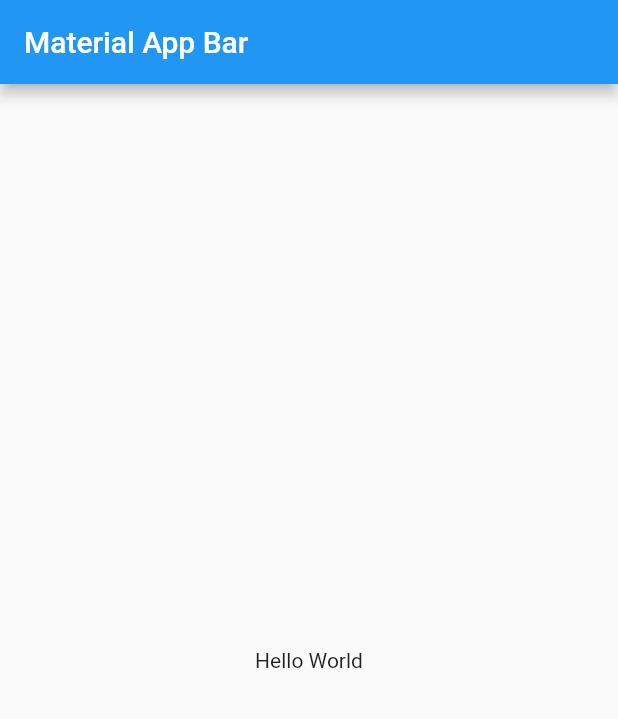
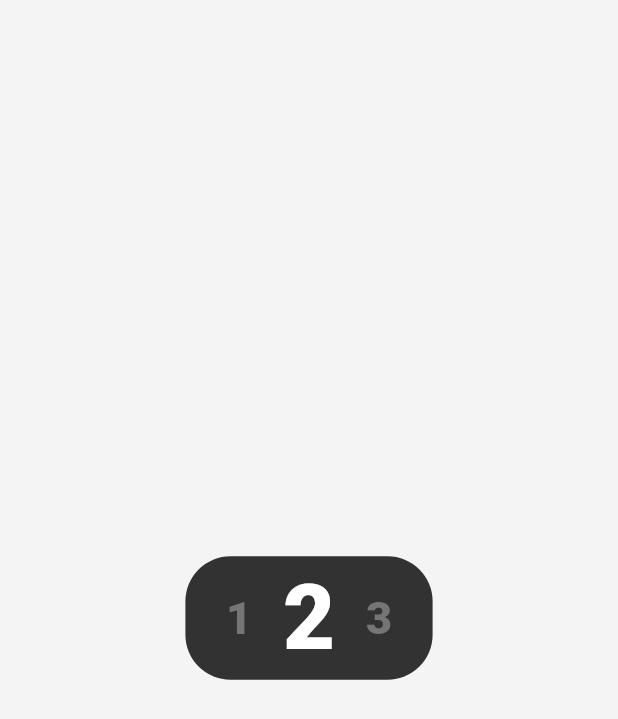
Before and after one commit to FranciscoRdz2001/animated_rotation_stepper_flutter, a Flutter app: the screen it shows after launch, on a phone screen of 412 x 824 dp. Shown: the top 719 px of the screen. Run offline on Flutter 3.47's test engine with Material 2 defaults, Android fonts, the phone set to English and light mode, and no system bars.

Commit message:
finished animation

```diff
--- a/lib/main.dart
+++ b/lib/main.dart
@@ -1,3 +1,4 @@
+import 'package:animated_stepper_flutter/screens/home_page.dart';
 import 'package:flutter/material.dart';
 
 void main() => runApp(const MyApp());
@@ -7,16 +8,10 @@ class MyApp extends StatelessWidget {
 
   @override
   Widget build(BuildContext context) {
-    return MaterialApp(
-      title: 'Material App',
-      home: Scaffold(
-        appBar: AppBar(
-          title: const Text('Material App Bar'),
-        ),
-        body: const Center(
-          child: Text('Hello World'),
-        ),
-      ),
+    return const MaterialApp(
+      debugShowCheckedModeBanner: false,
+      title: 'Animated stepper',
+      home: HomePage()
     );
   }
 }
--- /dev/null
+++ b/lib/screens/home_page.dart
@@ -0,0 +1,128 @@
+import 'dart:async';
+
+import 'package:animated_stepper_flutter/utils/responsive.dart';
+import 'package:flutter/material.dart';
+
+
+
+class HomePage extends StatefulWidget {
+
+
+  const HomePage({super.key});
+
+  @override
+  State<HomePage> createState() => _HomePageState();
+}
+
+class _HomePageState extends State<HomePage> with SingleTickerProviderStateMixin{
+
+  late AnimationController _animationController;
+  late Animation<double> _valueAnimation;
+
+  late final PageController _pageController;
+
+  Timer? timer;
+  int _selectedNumber = 0;
+
+  @override
+  void initState() {
+    _selectedNumber = 1;
+    _pageController = PageController(initialPage: _selectedNumber, viewportFraction: 1 / 3);
+    _animationController = AnimationController(vsync: this, duration: const Duration(milliseconds: 250))
+      ..addListener(() => setState(() {}));
+    _valueAnimation = Tween<double>(begin: 1, end: 0.95).animate(
+      CurvedAnimation(
+        parent: _animationController,
+        curve: Curves.ease
+      )
+    );
+    super.initState();
+  }
+
+  void onTapNewNumber(final int number) {
+    _pageController.animateToPage(number, duration: const Duration(milliseconds: 500), curve: Curves.ease);
+    setState(() {
+      _selectedNumber = number;
+    });
+  }
+
+  @override
+  Widget build(BuildContext context) {
+
+    final ResponsiveUtil resp = ResponsiveUtil.of(context);
+
+    return Scaffold(
+      backgroundColor: const Color(0xfff5f4f5),
+      body: Center(
+        child: Column(
+          mainAxisAlignment: MainAxisAlignment.center,
+          children: [
+            SizedBox(
+              height: resp.hp(10),
+              width: resp.wp(40),
+              child: Center(
+                child: Container(
+                  height: resp.hp(10),
+                  width: resp.wp(40),
+                  transform: Matrix4.identity()..scale(_valueAnimation.value),
+                  alignment: Alignment.center,
+                  padding: EdgeInsets.symmetric(
+                    horizontal: resp.wp(3)
+                  ),
+                  decoration: BoxDecoration(
+                    color: const Color(0xff333232),
+                    borderRadius: BorderRadius.circular(30)
+                  ),
+                  child: PageView(
+                    physics: const NeverScrollableScrollPhysics(),
+                    scrollDirection: Axis.horizontal,
+                    controller: _pageController,
+                    children: List.generate(
+                      100,
+                      (index) {
+
+                        final bool isSelected = _selectedNumber == index;
+                        final Color fontColor = isSelected ? Colors.white : Colors.grey[600]!;
+                        final double scale = isSelected ? 1 : 0.5;
+
+                        return AnimatedScale(
+                          scale: scale,
+                          duration: const Duration(milliseconds: 250),
+                          child: Center(
+                            child: GestureDetector(
+                              onTapDown: (details) {
+                                if(timer == null || !timer!.isActive){
+                                  timer = Timer.periodic(const Duration(milliseconds: 50), (timer) => _animationController.forward());
+                                }
+                              },
+                              onTapUp: (details) {
+                                if(timer != null){
+                                  timer!.cancel();
+                                }
+                                _animationController.reset();
+                              },
+                              onTap: () => onTapNewNumber(index),
+                              child: Text(
+                                (index + 1).toString(),
+                                textAlign: TextAlign.center,
+                                style: TextStyle(
+                                  color: fontColor,
+                                  fontSize: 60,
+                                  fontWeight: FontWeight.w900,
+                                ),
+                              ),
+                            ),
+                          ),
+                        );
+                      }
+                    ),
+                  ),
+                ),
+              ),
+            )
+          ],
+        ),
+      ),
+    );
+  }
+}
```
